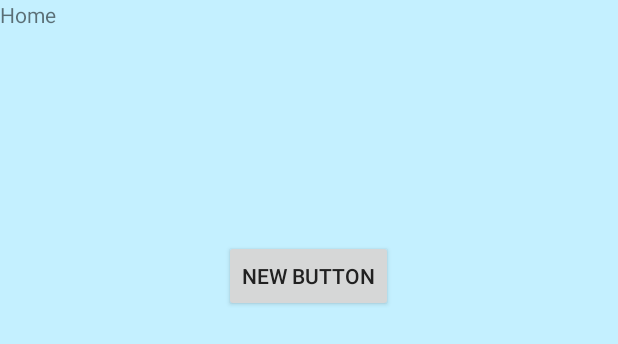
After one commit to WohligTechnology/ASH, an Android app: the layout fragment_home.xml on its own in the app's theme, with its tools: preview values and no code run, on a phone screen of 412 x 824 dp. The commit adds this screen. Shown: the top 344 px of the screen. Run offline under Robolectric (Android 15) with nearby library versions, the phone set to English and light mode, and no system bars.

Commit message:
Fragments Added and Bottom menu

```diff
--- /dev/null
+++ b/app/src/main/res/layout/fragment_home.xml
@@ -0,0 +1,29 @@
+<FrameLayout xmlns:android="http://schemas.android.com/apk/res/android"
+             xmlns:tools="http://schemas.android.com/tools"
+             android:layout_width="match_parent"
+             android:layout_height="match_parent"
+             tools:context="com.wohlig.jaipurpinkpanthers.fragments.HomeFragment"
+             android:background="@color/jppPrimaryColor">
+
+    <RelativeLayout
+        android:layout_width="match_parent"
+        android:layout_height="match_parent">
+
+        <TextView
+            android:layout_width="match_parent"
+            android:layout_height="match_parent"
+            android:text="Home"
+            android:id="@+id/textViewHome"/>
+
+        <Button
+            android:layout_width="wrap_content"
+            android:layout_height="wrap_content"
+            android:text="New Button"
+            android:id="@+id/button"
+            android:layout_alignParentTop="true"
+            android:layout_centerHorizontal="true"
+            android:layout_marginTop="160dp"/>
+
+    </RelativeLayout>
+
+</FrameLayout>
--- a/app/src/main/res/layout/toolbar_default.xml
+++ b/app/src/main/res/layout/toolbar_default.xml
@@ -12,7 +12,7 @@
         android:layout_height="wrap_content"
         android:text="HOME"
         android:layout_gravity="center"
-        android:textSize="22sp"
+        android:textSize="20sp"
         android:textStyle="bold"
         android:textColor="@android:color/white"/>
 
```
Also changed, not shown: app/src/main/java/com/wohlig/jaipurpinkpanthers/MainActivity.java (+89 -14 lines), app/src/main/java/com/wohlig/jaipurpinkpanthers/fragments/GalleryFragment.java (added, +26 -0 lines), app/src/main/java/com/wohlig/jaipurpinkpanthers/fragments/HomeFragment.java (added, +22 -0 lines), app/src/main/java/com/wohlig/jaipurpinkpanthers/fragments/NewsFragment.java (added, +22 -0 lines), app/src/main/java/com/wohlig/jaipurpinkpanthers/fragments/PanthersFragment.java (added, +24 -0 lines), app/src/main/java/com/wohlig/jaipurpinkpanthers/fragments/ScheduleFragment.java (added, +23 -0 lines), app/src/main/res/layout/activity_main.xml (+14 -11 lines), app/src/main/res/layout/fragment_gallery.xml (added, +14 -0 lines), app/src/main/res/layout/fragment_news.xml (added, +14 -0 lines), app/src/main/res/layout/fragment_panthers.xml (added, +20 -0 lines), app/src/main/res/layout/fragment_schedule.xml (added, +14 -0 lines), app/src/main/res/layout/layout_bottom_fixed.xml (+10 -5 lines).
